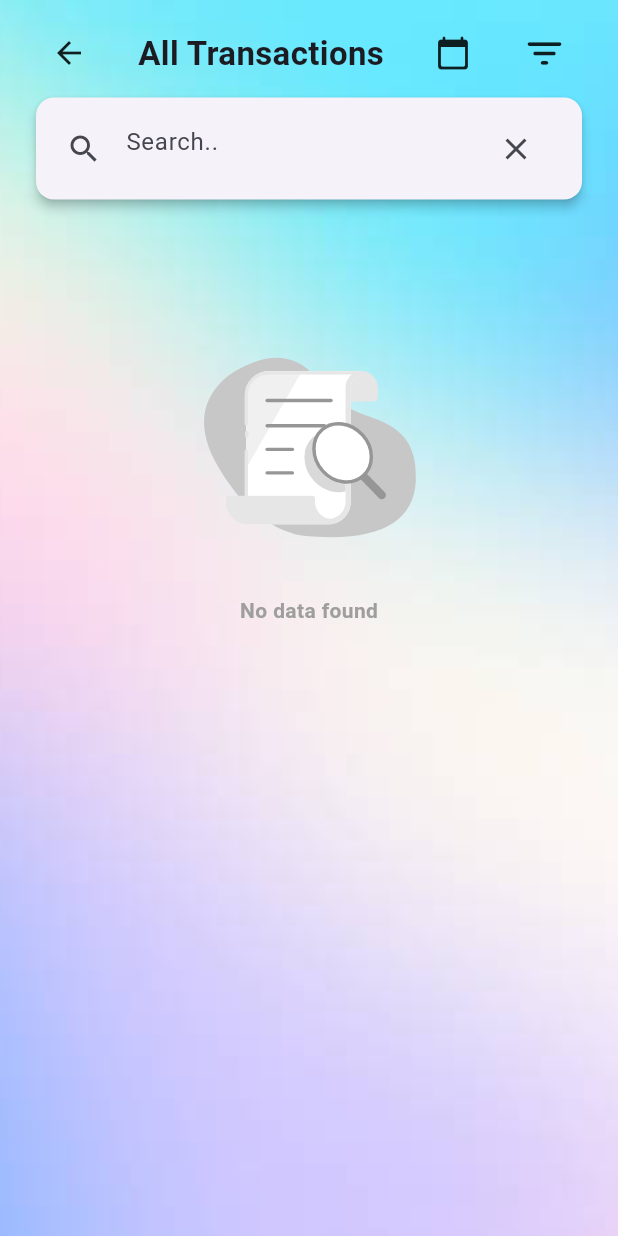
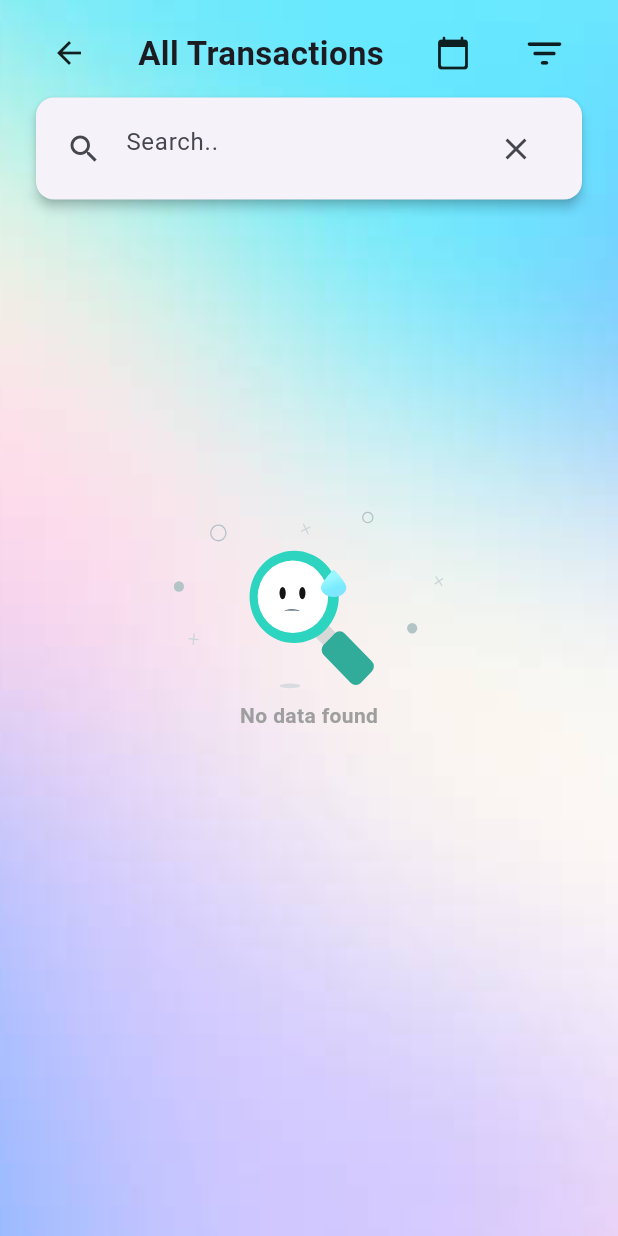
Before and after one commit to shadu-rz/Walletwise, a Flutter app: the screen it shows after launch, after a tap on "Search", on a phone screen of 412 x 824 dp. Run offline on Flutter 3.47's test engine with Material 3 defaults, Android fonts, the phone set to English and light mode, and no system bars; our stand-ins replace animated_text_kit, buttons_tabbar, flutter_slidable, hive_flutter, lottie, share_plus and 1 more; missing offline and left inert: flutter_email_sender; accounts and stored records are empty.

Commit message:
major bug fixes and ui updations

```diff
--- a/lib/screens/Pie_chart/expenses/expense_chart.dart
+++ b/lib/screens/Pie_chart/expenses/expense_chart.dart
@@ -30,7 +30,7 @@ class ExpenseChart extends StatelessWidget {
                           Lottie.asset(
                             'assets/lotties/animation_ln4pztav.json',
                             width: 200,
-                            height: 200,
+                            height: 140,
                             fit: BoxFit.fill,
                           ),
                           const Text(
--- a/lib/screens/Pie_chart/income/income_chart.dart
+++ b/lib/screens/Pie_chart/income/income_chart.dart
@@ -30,7 +30,7 @@ class IncomeChart extends StatelessWidget {
                          Lottie.asset(
                             'assets/lotties/animation_ln4pztav.json',
                             width: 200,
-                            height: 200,
+                            height: 140,
                             fit: BoxFit.fill,
                           ),
                           const Text(
--- a/lib/screens/Pie_chart/overAll/graph_over_view.dart
+++ b/lib/screens/Pie_chart/overAll/graph_over_view.dart
@@ -27,7 +27,7 @@ class GraphOverView extends StatelessWidget {
                           Lottie.asset(
                             'assets/lotties/animation_ln4pztav.json',
                             width: 200,
-                            height: 200,
+                            height: 140,
                             fit: BoxFit.fill,
                           ),
                           const Text(
--- a/lib/screens/home/home_screen.dart
+++ b/lib/screens/home/home_screen.dart
@@ -7,6 +7,7 @@ import 'package:wallet_wise/models/transactions/transaction_model.dart';
 import 'package:wallet_wise/provider/category_provider.dart';
 import 'package:wallet_wise/provider/transaction_provider.dart';
 import 'package:wallet_wise/screens/Pie_chart/screen_pie_chart.dart';
+import 'package:wallet_wise/screens/category/screen_category.dart';
 import 'package:wallet_wise/screens/home/widgets/floating_action.dart';
 import 'package:wallet_wise/screens/settings/settings_screen.dart';
 import 'package:wallet_wise/screens/transaction/edit/edit_trans.dart';
@@ -68,7 +69,6 @@ class HomeScreen extends StatelessWidget {
                             ),
                           ),
                           onTap: () {
-                            // return showMenuModalBottomSheet(context);
                             Navigator.of(context).push(
                               MaterialPageRoute(
                                 builder: (context) => const ScreenSettings(),
@@ -87,10 +87,8 @@ class HomeScreen extends StatelessWidget {
                           width: screenSize.width * 0.3,
                           height: screenSize.width * 0.1,
                           // color: Colors.amber,
-                          child: const Row(
-                            mainAxisAlignment: MainAxisAlignment.center,
-                            children: [
-                              Text(
+                          child: const Center(
+                            child: Text(
                               'Walletwise',
                               style: TextStyle(
                                 fontWeight: FontWeight.w700,
@@ -98,26 +96,31 @@ class HomeScreen extends StatelessWidget {
                                 color: Color.fromARGB(255, 0, 7, 72),
                               ),
                             ),
-                            ],
                           ),
                         ),
                       ],
                     ),
                   ),
-                  SizedBox(
-                    height: screenSize.width * 0.2,
-                    child: Column(
+                  Column(
                     crossAxisAlignment: CrossAxisAlignment.center,
                     children: [
                       Consumer<TransactionProvider>(
                         builder: (ctx, value, child) {
-                            return Column(
+                          return Container(
+                            height: screenSize.width * 0.2,
+                            width: screenSize.width * 0.5,
+                            decoration: BoxDecoration(
+                              borderRadius: BorderRadius.circular(15),
+                            ),
+                            child: Card(
+                              elevation: 10,
+                              child: Column(
                                 children: [
                                   value.totalBalance >= 0
                                       ? const Text(
                                           'Balance',
                                           style: TextStyle(
-                                          fontSize: 20,
+                                            fontSize: 22,
                                             fontWeight: FontWeight.bold,
                                             color: Colors.black54,
                                           ),
@@ -135,7 +138,8 @@ class HomeScreen extends StatelessWidget {
                                           style: const TextStyle(
                                             fontSize: 28,
                                             fontWeight: FontWeight.w800,
-                                          color: Color.fromARGB(210, 0, 7, 72),
+                                            color:
+                                                Color.fromRGBO(0, 7, 72, 0.824),
                                           ),
                                         )
                                       : Text(
@@ -145,14 +149,15 @@ class HomeScreen extends StatelessWidget {
                                             fontWeight: FontWeight.w800,
                                             color: Colors.red,
                                           ),
-                                      )
+                                        ),
                                 ],
+                              ),
+                            ),
                           );
                         },
                         //
                       )
                     ],
-                    ),
                   ),
                   Row(
                     mainAxisAlignment: MainAxisAlignment.center,
@@ -211,9 +216,7 @@ class HomeScreen extends StatelessWidget {
                           );
                         },
                       ),
-                      SizedBox(
-                        width: screenSize.width * 0.03,
-                      ),
+
                       Consumer<TransactionProvider>(
                           builder: (context, value, _) {
                         return Container(
@@ -263,11 +266,30 @@ class HomeScreen extends StatelessWidget {
                     child: Column(
                       children: [
                         Padding(
-                          padding: const EdgeInsets.all(8.0),
+                          padding: const EdgeInsets.symmetric(horizontal: 20),
                           child: Row(
-                            mainAxisAlignment: MainAxisAlignment.spaceBetween,
+                            mainAxisAlignment: MainAxisAlignment.center,
                             children: [
-                              SizedBox(
+                              Expanded(
+                                child: SizedBox(
+                                  height: screenSize.width * 0.1,
+                                  child: ElevatedButton.icon(
+                                    onPressed: () {
+                                      Navigator.of(context).push(
+                                        MaterialPageRoute(
+                                          builder: ((context) =>
+                                              const CategoryScreen()),
+                                        ),
+                                      );
+                                    },
+                                    icon: const Icon(Icons.category),
+                                    label: const Text('Categories',style: TextStyle(fontSize: 9),),
+                                  ),
+                                  // color: Colors.amber,
+                                ),
+                              ),
+                              Expanded(
+                                child: SizedBox(
                                   height: screenSize.width * 0.1,
                                   child: ElevatedButton.icon(
                                     onPressed: () {
@@ -279,36 +301,17 @@ class HomeScreen extends StatelessWidget {
                                       );
                                     },
                                     icon: const Icon(Icons.pie_chart),
-                                  label: const Text('Statistics'),
+                                    label: const Text('Statistics',style: TextStyle(fontSize: 10),),
                                   ),
                                   // color: Colors.amber,
                                 ),
-                              SizedBox(
-                                height: screenSize.width * 0.11,
-                                child: const Column(
-                                  mainAxisAlignment: MainAxisAlignment.center,
-                                  children: [
-                                    Text(
-                                      'Transactions',
-                                      textAlign: TextAlign.center,
-                                      style: TextStyle(
-                                        color: Colors.black45,
-                                        fontWeight: FontWeight.w700,
-                                        fontSize: 16,
                               ),
-                                    ),
-                                  ],
-                                ),
-                                // color: Colors.blue,
-                              ),
-                              SizedBox(
+
+                              Expanded(
+                                child: SizedBox(
                                   height: screenSize.width * 0.11,
                                   child: ElevatedButton.icon(
                                     onPressed: () {
-                                    // showSearch(
-                                    //   context: context,
-                                    //   delegate: SearchWidget(),
-                                    // );
                                       context
                                               .read<TransactionProvider>()
                                               .overviewTransactions =
@@ -328,6 +331,7 @@ class HomeScreen extends StatelessWidget {
                                     label: const Text('Search'),
                                   ),
                                   // color: Colors.pink,
+                                ),
                               ),
                             ],
                           ),
@@ -357,7 +361,8 @@ class HomeScreen extends StatelessWidget {
                                 type: value.type,
                                 category: value.category,
                               );
-                              return SlidableTransaction(transaction: transaction);
+                              return SlidableTransaction(
+                                  transaction: transaction);
                             },
                             separatorBuilder: (ctx, index) {
                               return SizedBox(
@@ -367,7 +372,7 @@ class HomeScreen extends StatelessWidget {
                             itemCount: provider.transactionListProvider.length,
                           )
                         : Padding(
-                            padding: const EdgeInsets.symmetric(vertical: 128),
+                            padding: const EdgeInsets.symmetric(vertical: 180),
                             child: Lottie.asset(
                               'assets/lotties/animation_ln4pztav.json',
                               width: 200,
--- a/lib/screens/home/widgets/floating_action.dart
+++ b/lib/screens/home/widgets/floating_action.dart
@@ -1,6 +1,4 @@
 import 'package:flutter/material.dart';
-import 'package:flutter_speed_dial/flutter_speed_dial.dart';
-import 'package:wallet_wise/screens/category/screen_category.dart';
 import 'package:wallet_wise/screens/transaction/add/screen_add_transaction.dart';
 
 class FloatingActionHomeScreen extends StatelessWidget {
@@ -10,36 +8,15 @@ class FloatingActionHomeScreen extends StatelessWidget {
 
   @override
   Widget build(BuildContext context) {
-    return SpeedDial(
-      label: const Text(
-        'Add here',
-        style: TextStyle(fontWeight: FontWeight.bold),
-      ),
-      icon: Icons.add,
-      children: [
-        SpeedDialChild(
-          child: const Icon(Icons.category),
-          label: 'CATEGORIES',
-          onTap: () {
-            Navigator.of(context).push(
-              MaterialPageRoute(
-                builder: (context) => const CategoryScreen(),
-              ),
-            );
-          },
-        ),
-        SpeedDialChild(
-          child: const Icon(Icons.money_rounded),
-          label: 'ADD TRANSACTION',
-          onTap: () {
-            Navigator.of(context).push(
+    return FloatingActionButton(
+      child: const Icon(Icons.add),
+      onPressed: () {
+        Navigator.of(context).push(
               MaterialPageRoute(
                 builder: ((context) => ScreenAddTransaction()),
               ),
             );
-          },
-        ),
-      ],
+      },
     );
   }
 }
--- a/lib/screens/transaction/view all transaction/transaction_list.dart
+++ b/lib/screens/transaction/view all transaction/transaction_list.dart
@@ -45,14 +45,14 @@ class TransactionList extends StatelessWidget {
           ? SingleChildScrollView(
               child: Center(
                 child: Padding(
-                  padding: const EdgeInsets.all(50.0),
+                  padding: const EdgeInsets.symmetric(vertical: 180.0),
                   child: Column(
                     mainAxisAlignment: MainAxisAlignment.spaceAround,
                     children: [
                       Lottie.asset(
                         'assets/lotties/animation_ln4pztav.json',
                         width: 200,
-                        height: 200,
+                        height: 140,
                         fit: BoxFit.fill,
                       ),
                       const Text(
```
Also changed, not shown: assets/lotties/animation_ln4pztav.json (+1 -1 lines), lib/screens/category/Edit Category/edit_category_popup.dart (deleted, +0 -68 lines), lib/screens/category/Income category/income_category_list.dart (+40 -44 lines), lib/screens/category/expense category/expnse_category_list.dart (+40 -44 lines), lib/screens/transaction/add/screen_add_transaction.dart (+23 -18 lines). Lines whose indentation alone changed are shown as unchanged.
